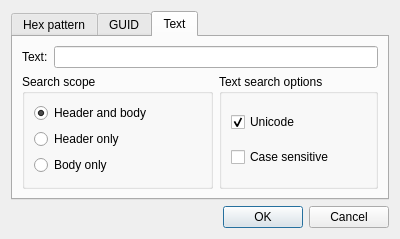
Above: UEFITool/searchdialog.ui from LongSoft/UEFITool before the change. Below: the same form after it.
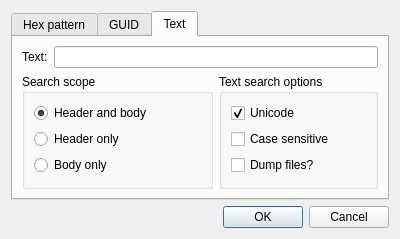
That is the form after the change. The open tabs and pages were chosen to show the change. Custom widgets are drawn as their Qt base class.

Commit message: Added ability to dump files found with text-search

What changed in the file:
```diff
--- a/UEFITool/searchdialog.ui
+++ b/UEFITool/searchdialog.ui
@@ -220,6 +220,13 @@
             </property>
            </widget>
           </item>
+          <item>
+           <widget class="QCheckBox" name="textDumpFilesCheckBox">
+            <property name="text">
+             <string>Dump files?</string>
+            </property>
+           </widget>
+          </item>
          </layout>
         </widget>
        </item>
```
Left out of the diff: 1 changed line with no effect on the pictures. The commit also changes 4 other files.
